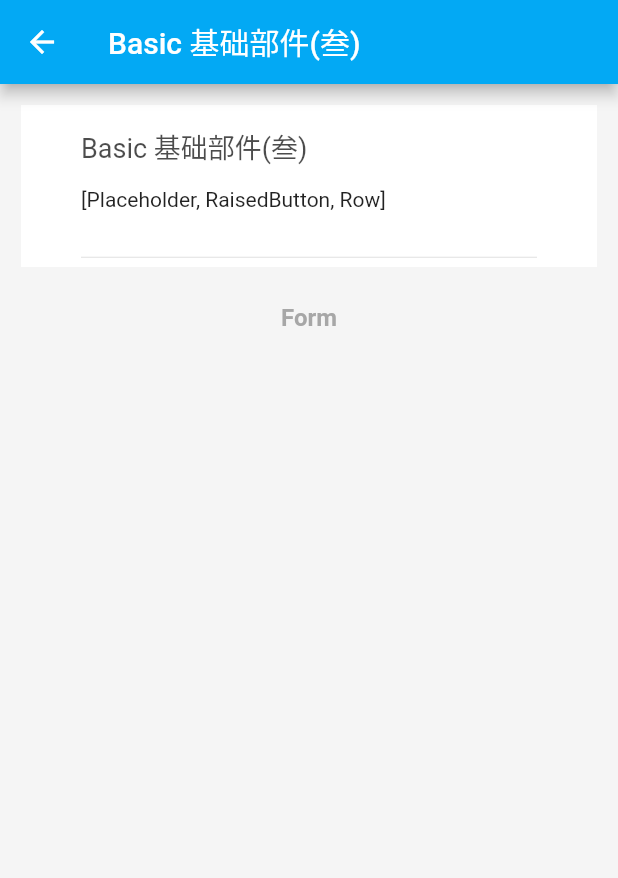
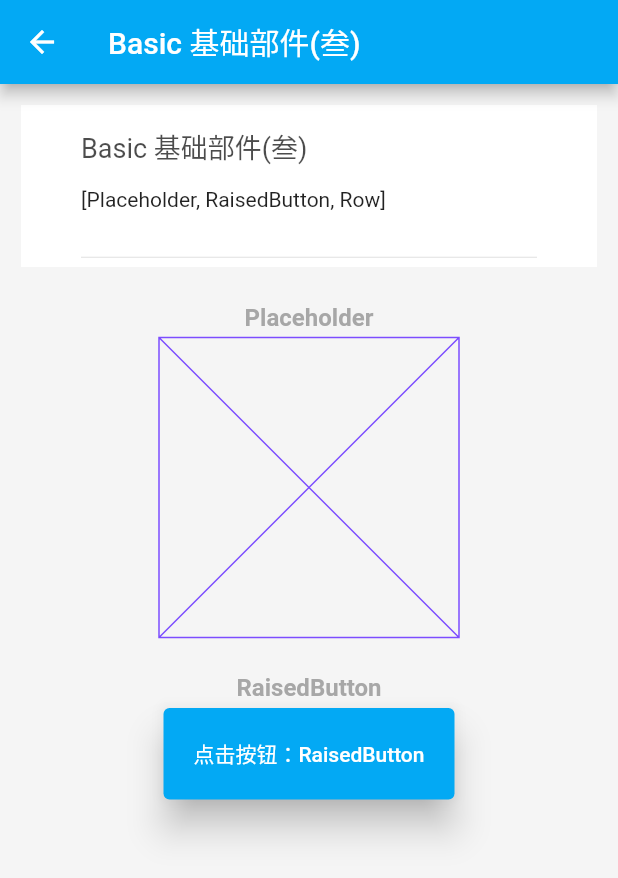
Before and after one commit to WitheredSkull/Flutter_Widget, a Flutter app: the screen it shows after launch, after a tap on "Basic 基础部件(叁)", on a phone screen of 412 x 824 dp. Shown: the top 878 px of the screen. Run offline on Flutter 3.47's test engine with Material 2 defaults, Android fonts, the light colour scheme and no system bars.

Commit message:
新增一个RaisedButton

```diff
--- a/lib/view/basics/basic/BasicPage3.dart
+++ b/lib/view/basics/basic/BasicPage3.dart
@@ -1,6 +1,8 @@
 import 'package:flutter/material.dart';
 import 'package:flutter_widget/model/bean/ItemViewExplainBean.dart';
 import 'package:flutter_widget/view/base/BaseCodeState.dart';
+import 'package:flutter_widget/view/widget/basic/PlaceholderWidget.dart';
+import 'package:flutter_widget/view/widget/basic/RaisedButtonWidget.dart';
 import 'package:flutter_widget/view/widget/custom/Explan.dart';
 import 'package:flutter_widget/application/app.dart' as APP;
 import 'package:flutter_widget/view/widget/custom/ItemName.dart';
@@ -18,7 +20,6 @@ class Basic3Page extends StatefulWidget {
 }
 
 class BasicState extends BaseCodeState<Basic3Page> {
-
   @override
   Widget body() {
     return SingleChildScrollView(
@@ -34,8 +35,13 @@ class BasicState extends BaseCodeState<Basic3Page> {
               Text(widget.data.explain)
             ],
           ),
-              ItemName("Form"),
-
+          ItemName("Placeholder"),
+          Container(
+            width: 200,
+            child: PlaceholderWidget(),
+          ),
+          ItemName("RaisedButton"),
+          RaisedButtonWidget(),
         ]));
   }
 
--- /dev/null
+++ b/lib/view/widget/basic/PlaceholderWidget.dart
@@ -0,0 +1,19 @@
+import 'package:flutter/material.dart';
+
+class PlaceholderWidget extends StatelessWidget {
+  @override
+  Widget build(BuildContext context) {
+    ///占位符,给未来可能添加的控件留下位置
+    ///A widget that draws a box that represents where other widgets will one day be added.
+    return Placeholder(
+      ///设置占位符线条颜色
+      color: Colors.deepPurpleAccent,
+      ///设置线条宽度
+      strokeWidth: 1.0,
+      ///设置宽度
+      fallbackWidth: 200,
+      ///设置高度
+      fallbackHeight: 200,
+    );
+  }
+}
--- /dev/null
+++ b/lib/view/widget/basic/RaisedButtonWidget.dart
@@ -0,0 +1,63 @@
+import 'package:flutter/material.dart';
+
+class RaisedButtonWidget extends StatelessWidget {
+  @override
+  Widget build(BuildContext context) {
+    ///浮动按钮
+    ///A Material Design raised button. A raised button consists of a rectangular piece of material that hovers over the interface.
+    return RaisedButton(
+      ///点击事件回调
+      onPressed: () {
+        print("onPressed");
+      },
+      ///高亮时回调
+      onHighlightChanged: (value) {
+        print("onHighlightChanged");
+      },
+      ///设置Button样式
+      textTheme: ButtonTextTheme.accent,
+      ///设置文本颜色
+      textColor: Colors.white,
+      ///禁用时的文本颜色
+      disabledTextColor: Colors.deepPurpleAccent,
+      ///默认的按钮颜色
+      color: Colors.lightBlue,
+      ///禁用时的按钮颜色
+      disabledColor: Colors.green,
+      ///获取焦点时的颜色
+      focusColor: Colors.red,
+      ///悬停时的颜色
+      hoverColor: Colors.red,
+      ///突出显示的颜色(点击不动的颜色)
+      highlightColor: Colors.green,
+      ///溅墨的颜色
+      splashColor: Colors.yellow,
+      ///颜色亮度模式
+      colorBrightness: Brightness.light,
+      ///抬高
+      elevation: 10,
+      ///获取焦点时的抬高
+      focusElevation: 10,
+      ///悬停时的抬高
+      hoverElevation: 10,
+      ///高亮时的抬高
+      highlightElevation: 10,
+      ///禁用时的抬高
+      disabledElevation: 10,
+      ///内边距
+      padding: EdgeInsets.all(20),
+      ///外形
+      shape: RoundedRectangleBorder(borderRadius: BorderRadius.circular(4)),
+      ///自定义剪辑行为
+      clipBehavior: Clip.antiAlias,
+      ///关注焦点
+      focusNode: FocusNode(),
+      ///目标尺寸
+      materialTapTargetSize: MaterialTapTargetSize.shrinkWrap,
+      ////动画时长
+      animationDuration: Duration(),
+      ///子部件
+      child: Text("点击按钮：RaisedButton"),
+    );
+  }
+}
```
Lines whose indentation alone changed are shown as unchanged.
